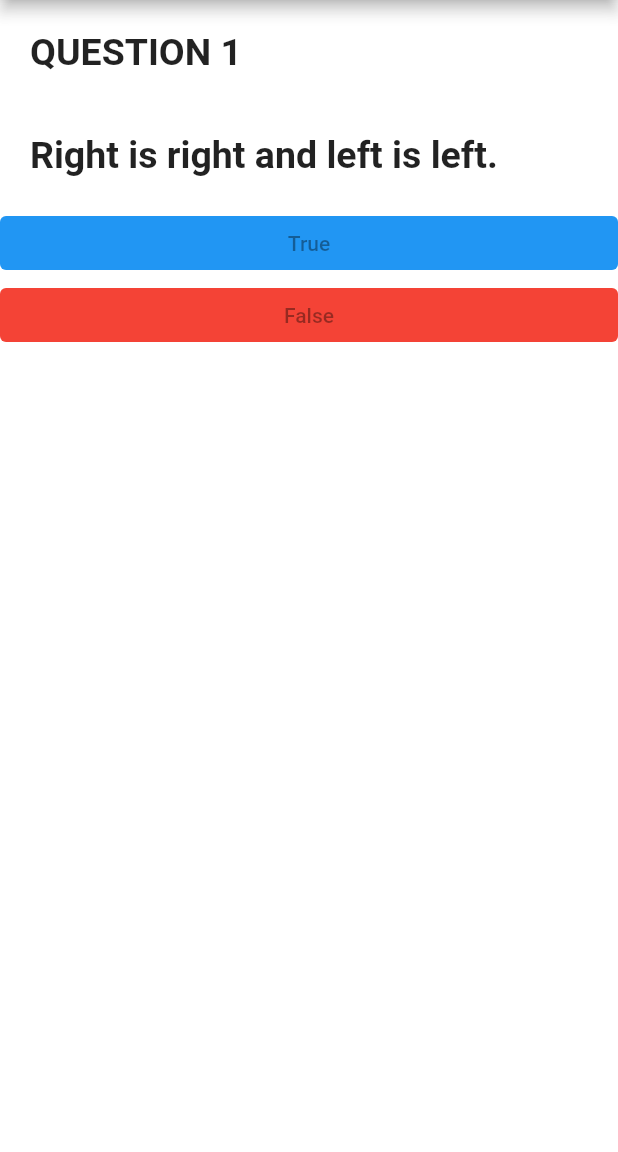
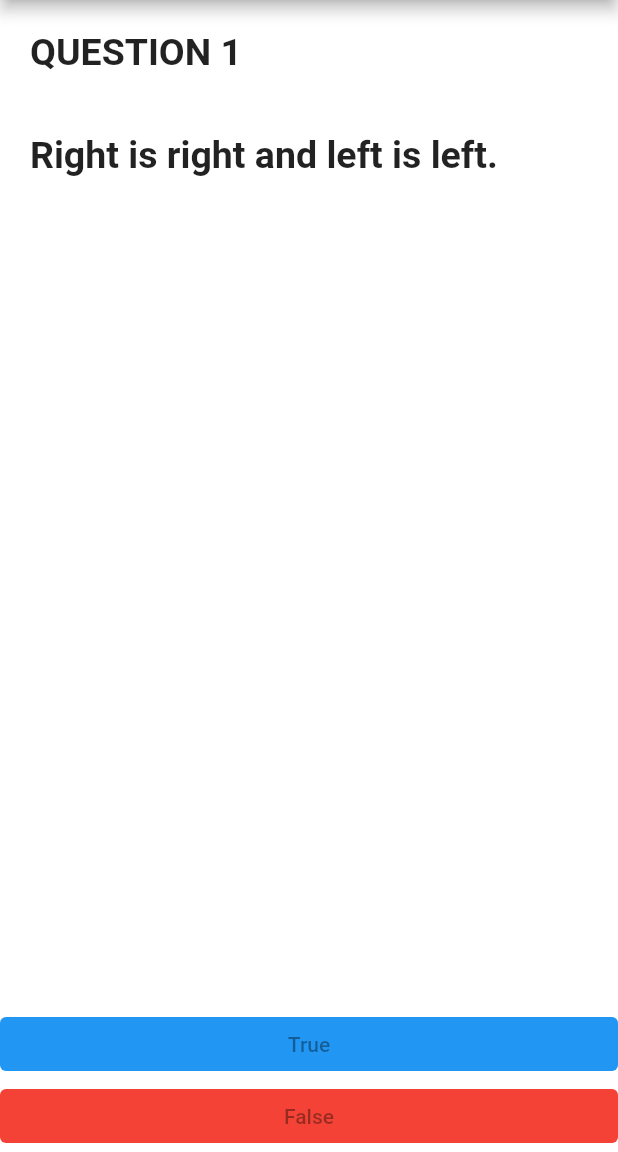
Before and after one commit to DBerry07/Flutter_QuizGame, a Flutter app: the screen it shows after launch, on a phone screen of 412 x 824 dp, the part 84-1236 px from its top. Run offline on Flutter 3.47's test engine with Material 3 defaults, Android fonts, the phone set to English and light mode, and no system bars.

Commit message:
Expand question text area

```diff
--- a/lib/homepage.dart
+++ b/lib/homepage.dart
@@ -23,8 +23,8 @@ class _HomepageState extends State<Homepage> {
       body: Column(
         crossAxisAlignment: CrossAxisAlignment.stretch,
         children: [
-          MyCard(child: Text('QUESTION ${quizService.getQuestionNumber() + 1}', style: kQuestionTextStyle,),),
-          MyCard(child: Text(quizService.getQuestionText(), style: kQuestionTextStyle,),),
+          MyCard(child: Text('QUESTION ${quizService.getQuestionNumber() + 1}', style: kQuestionTextStyle,), isExpanded: false,),
+          MyCard(child: Text(quizService.getQuestionText(), style: kQuestionTextStyle,), isExpanded: true,),
           quizService.getChoice1() != null
               ? MyButton(text: quizService.getChoice1()!, colour: Colors.blue,)
               : Container(),
@@ -63,13 +63,27 @@ class MyButton extends StatelessWidget {
 }
 
 class MyCard extends StatelessWidget {
-  const MyCard({super.key, this.child});
+  const MyCard({super.key, this.child, required this.isExpanded});
 
   final Widget? child;
+  final bool isExpanded;
 
   @override
   Widget build(BuildContext context) {
-    return Container(
+
+    Widget widget = isExpanded ?
+    Expanded(
+      child: Container(
+        padding: EdgeInsets.all(15.0),
+        margin: EdgeInsets.all(5.0),
+        decoration: BoxDecoration(
+            borderRadius: BorderRadius.circular(15.0),
+            color: kContainerColour
+        ),
+        child: child,
+      ),
+    ) :
+    Container(
       padding: EdgeInsets.all(15.0),
       margin: EdgeInsets.all(5.0),
       decoration: BoxDecoration(
@@ -78,5 +92,7 @@ class MyCard extends StatelessWidget {
       ),
       child: child,
     );
+
+    return widget;
   }
 }
```
